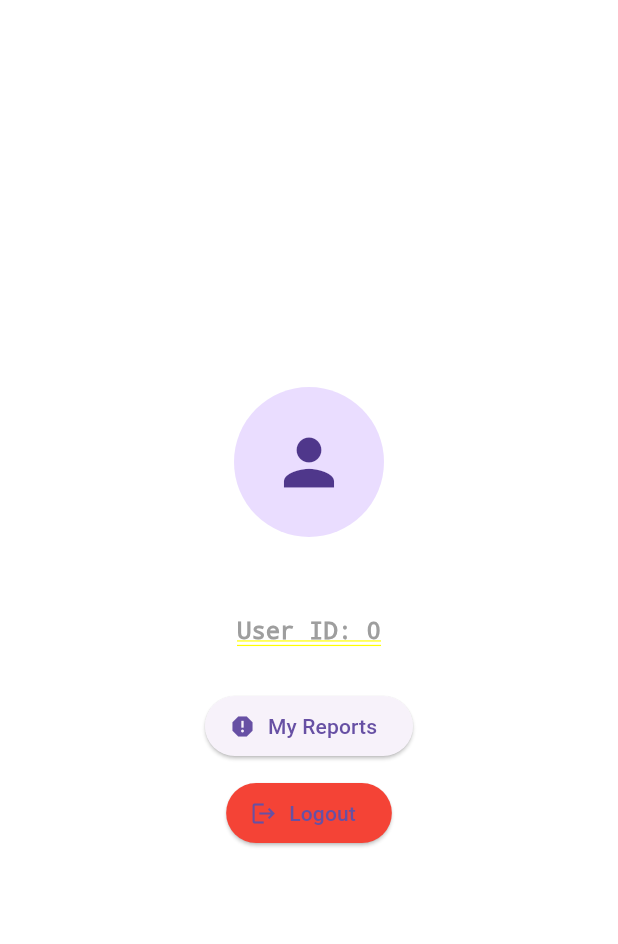
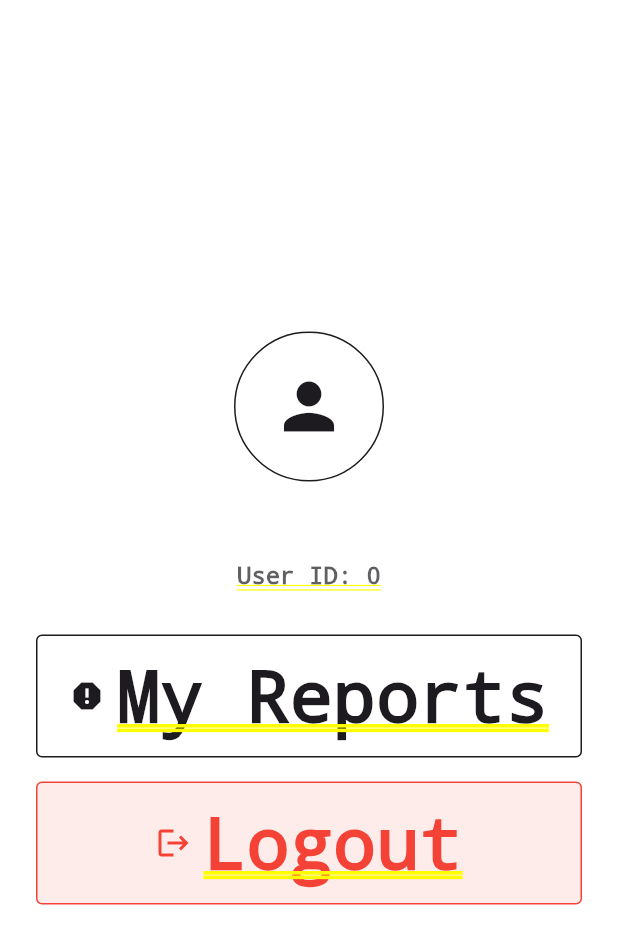
Before and after one commit to ganeswar-velvadapu/env, a Flutter app: the ProfileScreen screen opened by its route, on a phone screen of 412 x 824 dp. Shown: the top 944 px of the screen. Run offline on Flutter 3.47's test engine with Material 3 defaults, Android fonts, the phone set to English and light mode, and no system bars; our stand-ins replace dio, flutter_secure_storage, geocoding, geolocator, go_router; accounts and stored records are empty; network calls fail.

Commit message:
profile screen styling changed

```diff
--- a/frontend/lib/screens/profile_screen.dart
+++ b/frontend/lib/screens/profile_screen.dart
@@ -18,14 +18,26 @@ class ProfileScreen extends StatelessWidget {
   @override
   Widget build(BuildContext context) {
     final user = context.watch<AuthProvider>().user;
+    final theme = Theme.of(context);
+    final textColor = theme.colorScheme.onSurface;
 
     if (user == null) {
       return Center(
-        child: ElevatedButton(
-          onPressed: () {
+        child: GestureDetector(
+          onTap: () {
             context.push('/login');
           },
-          child: const Text("Login"),
+          child: Container(
+            padding: const EdgeInsets.symmetric(horizontal: 24, vertical: 12),
+            decoration: BoxDecoration(
+              border: Border.all(color: textColor),
+              borderRadius: BorderRadius.circular(4),
+            ),
+            child: Text(
+              "Login",
+              style: TextStyle(color: textColor),
+            ),
+          ),
         ),
       );
     }
@@ -36,35 +48,83 @@ class ProfileScreen extends StatelessWidget {
         child: Column(
           mainAxisAlignment: MainAxisAlignment.center,
           children: [
-            const CircleAvatar(
-              radius: 50,
-              child: Icon(Icons.person, size: 50),
+            Container(
+              width: 100,
+              height: 100,
+              decoration: BoxDecoration(
+                shape: BoxShape.circle,
+                border: Border.all(color: textColor),
+              ),
+              child: Icon(
+                Icons.person,
+                size: 50,
+                color: textColor,
+              ),
             ),
             const SizedBox(height: 20),
             Text(
               user.email,
-              style: const TextStyle(fontSize: 20, fontWeight: FontWeight.bold),
+              style: TextStyle(
+                fontSize: 20,
+                fontWeight: FontWeight.bold,
+                color: textColor,
+              ),
             ),
             const SizedBox(height: 10),
             Text(
               'User ID: ${user.id}',
-              style: const TextStyle(fontSize: 16, color: Colors.grey),
+              style: TextStyle(
+                fontSize: 16,
+                color: textColor.withOpacity(0.7),
+              ),
             ),
             const SizedBox(height: 30),
-            ElevatedButton.icon(
-              onPressed: () {
+            GestureDetector(
+              onTap: () {
                 context.push('/my-reports');
               },
-              icon: const Icon(Icons.report),
-              label: const Text("My Reports"),
+              child: Container(
+                width: double.infinity,
+                padding: const EdgeInsets.symmetric(vertical: 12),
+                decoration: BoxDecoration(
+                  border: Border.all(color: textColor),
+                  borderRadius: BorderRadius.circular(4),
+                ),
+                child: Row(
+                  mainAxisAlignment: MainAxisAlignment.center,
+                  children: [
+                    Icon(Icons.report, color: textColor),
+                    const SizedBox(width: 8),
+                    Text(
+                      "My Reports",
+                      style: TextStyle(color: textColor),
+                    ),
+                  ],
+                ),
+              ),
             ),
-            const SizedBox(height: 10),
-            ElevatedButton.icon(
-              onPressed: () => _logout(context),
-              icon: const Icon(Icons.logout),
-              label: const Text("Logout"),
-              style: ElevatedButton.styleFrom(
-                backgroundColor: Colors.red,
+            const SizedBox(height: 16),
+            GestureDetector(
+              onTap: () => _logout(context),
+              child: Container(
+                width: double.infinity,
+                padding: const EdgeInsets.symmetric(vertical: 12),
+                decoration: BoxDecoration(
+                  border: Border.all(color: Colors.red),
+                  color: Colors.red.withOpacity(0.1),
+                  borderRadius: BorderRadius.circular(4),
+                ),
+                child: Row(
+                  mainAxisAlignment: MainAxisAlignment.center,
+                  children: [
+                    const Icon(Icons.logout, color: Colors.red),
+                    const SizedBox(width: 8),
+                    const Text(
+                      "Logout",
+                      style: TextStyle(color: Colors.red),
+                    ),
+                  ],
+                ),
               ),
             ),
           ],
```
